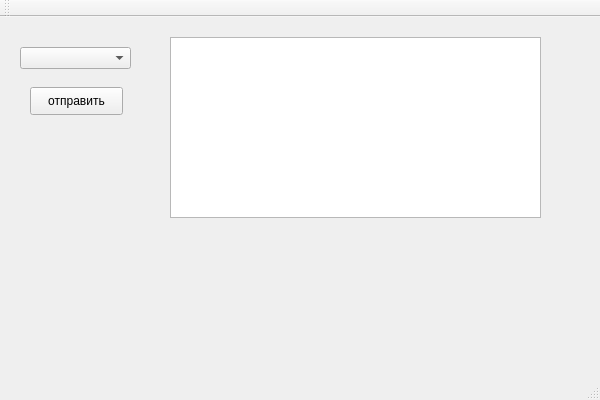
Qt form QtParcer/QtParcer.ui (SergeyG22/GismeteoTracker) before a commit.
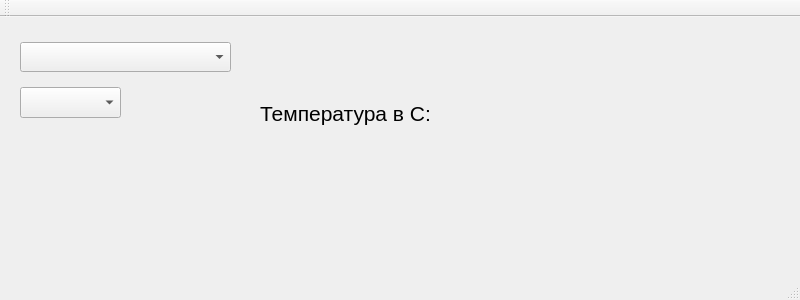
The same form after that commit.

Commit message: добавлен таймер событий, откорректирован ui , откорректированы ошибки отображения

Diff of the .ui file:
```diff
--- a/QtParcer/QtParcer.ui
+++ b/QtParcer/QtParcer.ui
@@ -6,45 +6,101 @@
    <rect>
     <x>0</x>
     <y>0</y>
-    <width>600</width>
-    <height>400</height>
+    <width>800</width>
+    <height>300</height>
    </rect>
   </property>
+  <property name="font">
+   <font>
+    <pointsize>8</pointsize>
+   </font>
+  </property>
   <property name="windowTitle">
    <string>QtParcer</string>
   </property>
   <widget class="QWidget" name="centralWidget">
-   <widget class="QTextEdit" name="textEdit">
-    <property name="geometry">
-     <rect>
-      <x>170</x>
-      <y>20</y>
-      <width>371</width>
-      <height>181</height>
-     </rect>
-    </property>
-   </widget>
-   <widget class="QPushButton" name="pushButton">
-    <property name="geometry">
-     <rect>
-      <x>30</x>
-      <y>70</y>
-      <width>93</width>
-      <height>28</height>
-     </rect>
-    </property>
-    <property name="text">
-     <string>отправить</string>
-    </property>
-   </widget>
    <widget class="QComboBox" name="comboBox">
     <property name="geometry">
      <rect>
       <x>20</x>
+      <y>25</y>
+      <width>211</width>
+      <height>30</height>
+     </rect>
+    </property>
+    <property name="font">
+     <font>
+      <pointsize>12</pointsize>
+     </font>
+    </property>
+   </widget>
+   <widget class="QLabel" name="label_weather">
+    <property name="geometry">
+     <rect>
+      <x>500</x>
+      <y>80</y>
+      <width>81</width>
+      <height>33</height>
+     </rect>
+    </property>
+    <property name="font">
+     <font>
+      <pointsize>16</pointsize>
+     </font>
+    </property>
+    <property name="text">
+     <string/>
+    </property>
+   </widget>
+   <widget class="QLabel" name="label_temperature">
+    <property name="geometry">
+     <rect>
+      <x>260</x>
+      <y>80</y>
+      <width>216</width>
+      <height>33</height>
+     </rect>
+    </property>
+    <property name="font">
+     <font>
+      <pointsize>16</pointsize>
+     </font>
+    </property>
+    <property name="text">
+     <string>Температура в С:</string>
+    </property>
+   </widget>
+   <widget class="QLabel" name="label_data_time">
+    <property name="geometry">
+     <rect>
+      <x>250</x>
       <y>30</y>
-      <width>111</width>
-      <height>22</height>
+      <width>511</width>
+      <height>21</height>
      </rect>
+    </property>
+    <property name="font">
+     <font>
+      <pointsize>16</pointsize>
+     </font>
+    </property>
+    <property name="text">
+     <string/>
+    </property>
+   </widget>
+   <widget class="QComboBox" name="comboBox_2">
+    <property name="geometry">
+     <rect>
+      <x>20</x>
+      <y>70</y>
+      <width>101</width>
+      <height>31</height>
+     </rect>
+    </property>
+    <property name="font">
+     <font>
+      <pointsize>12</pointsize>
+     </font>
     </property>
    </widget>
   </widget>
```
Left out of the diff: 2 changed lines with no effect on the pictures. The commit also changes 4 other files.
